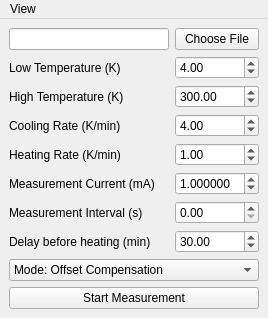
This is main.ui in kmnhan/physlab as Qt 5 draws it before an edit. The edited form follows.
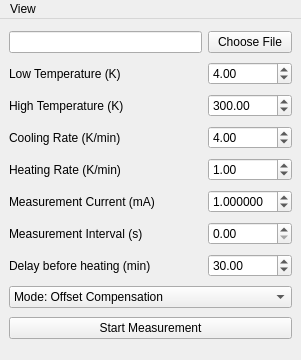
This is the edited form.

Commit message: add command widget for lakeshore

What changed in the file:
```diff
--- a/main.ui
+++ b/main.ui
@@ -6,8 +6,8 @@
    <rect>
     <x>0</x>
     <y>0</y>
-    <width>268</width>
-    <height>293</height>
+    <width>301</width>
+    <height>360</height>
    </rect>
   </property>
   <property name="windowTitle">
@@ -232,8 +232,8 @@
     <rect>
      <x>0</x>
      <y>0</y>
-     <width>268</width>
-     <height>21</height>
+     <width>301</width>
+     <height>24</height>
     </rect>
    </property>
    <widget class="QMenu" name="menuView">
```
Left out of the diff: 6 changed lines with no effect on the pictures. The commit also changes 2 other files.
